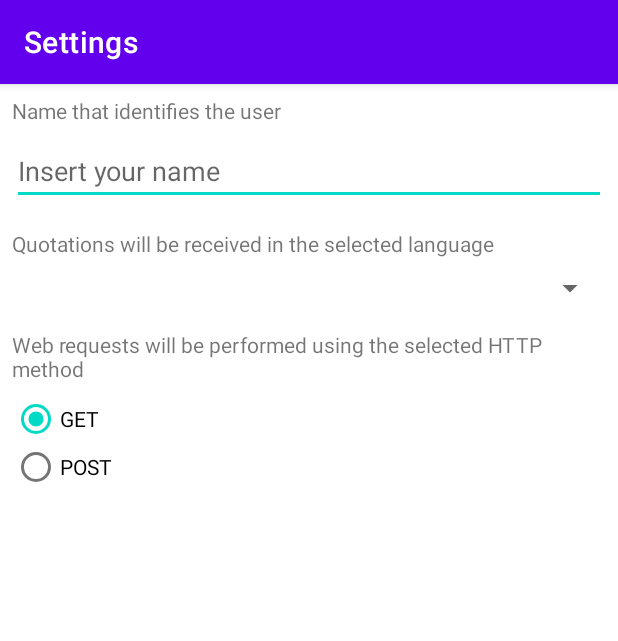
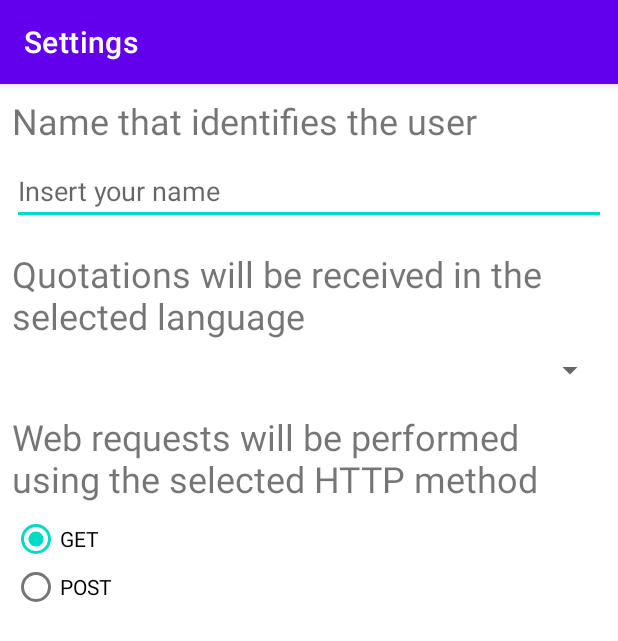
Before and after one commit to a1ex9788/MyQuotations, an Android app: the SettingsActivity screen opened directly, with no data from a screen before it, on a phone screen of 412 x 824 dp. Shown: the top 641 px of the screen. Run offline under Robolectric (Android 15) with nearby library versions, the phone set to English and light mode, and no system bars.

Commit message:
Unificación tamaños de letra.

```diff
--- a/app/src/main/res/layout/activity_about.xml
+++ b/app/src/main/res/layout/activity_about.xml
@@ -16,7 +16,7 @@
             android:layout_height="wrap_content"
             android:text="@string/about"
             android:textAlignment="center"
-            android:textSize="40sp"
+            android:textSize="@dimen/bigMessages"
             app:layout_constraintBottom_toTopOf="@+id/imageView1"
             app:layout_constraintEnd_toEndOf="parent"
             app:layout_constraintHorizontal_bias="0.593"
--- a/app/src/main/res/layout/activity_dashboard.xml
+++ b/app/src/main/res/layout/activity_dashboard.xml
@@ -15,6 +15,7 @@
         android:layout_marginEnd="8dp"
         android:layout_marginBottom="4dp"
         android:text="@string/button_getQuotations"
+        android:textSize="@dimen/dashboardButtons"
         android:onClick="onClickAnyButton"
         app:layout_constraintBottom_toTopOf="@+id/button_favouriteQuotations"
         app:layout_constraintEnd_toEndOf="parent"
@@ -30,6 +31,7 @@
         android:layout_marginEnd="8dp"
         android:layout_marginBottom="4dp"
         android:text="@string/button_favouriteQuotations"
+        android:textSize="@dimen/dashboardButtons"
         android:onClick="onClickAnyButton"
         app:layout_constraintBottom_toTopOf="@+id/button_settings"
         app:layout_constraintEnd_toEndOf="parent"
@@ -45,6 +47,7 @@
         android:layout_marginEnd="8dp"
         android:layout_marginBottom="4dp"
         android:text="@string/button_settings"
+        android:textSize="@dimen/dashboardButtons"
         android:onClick="onClickAnyButton"
         app:layout_constraintBottom_toTopOf="@+id/button_about"
         app:layout_constraintEnd_toEndOf="parent"
@@ -60,6 +63,7 @@
         android:layout_marginEnd="8dp"
         android:layout_marginBottom="8dp"
         android:text="@string/button_about"
+        android:textSize="@dimen/dashboardButtons"
         android:onClick="onClickAnyButton"
         app:layout_constraintBottom_toBottomOf="parent"
         app:layout_constraintEnd_toEndOf="parent"
--- a/app/src/main/res/layout/activity_settings.xml
+++ b/app/src/main/res/layout/activity_settings.xml
@@ -18,6 +18,7 @@
             android:layout_marginEnd="8dp"
             android:layout_marginBottom="4dp"
             android:text="@string/nameIdentification"
+            android:textSize="@dimen/labels"
             app:layout_constraintBottom_toTopOf="@+id/editText_name"
             app:layout_constraintEnd_toEndOf="parent"
             app:layout_constraintStart_toStartOf="parent"
@@ -32,13 +33,14 @@
             android:layout_marginEnd="8dp"
             android:layout_marginBottom="8dp"
             android:ems="10"
+            android:hint="@string/insertName"
+            android:importantForAutofill="no"
             android:inputType="textPersonName"
-            android:hint="@string/insertName"
+            android:textSize="@dimen/editTexts"
             app:layout_constraintBottom_toTopOf="@+id/textView_language"
             app:layout_constraintEnd_toEndOf="parent"
             app:layout_constraintStart_toStartOf="parent"
-            app:layout_constraintTop_toBottomOf="@+id/textView_name"
-            android:importantForAutofill="no" />
+            app:layout_constraintTop_toBottomOf="@+id/textView_name" />
 
         <TextView
             android:id="@+id/textView_language"
@@ -49,6 +51,7 @@
             android:layout_marginEnd="8dp"
             android:layout_marginBottom="4dp"
             android:text="@string/quotationsLanguage"
+            android:textSize="@dimen/labels"
             app:layout_constraintBottom_toTopOf="@+id/spinner_language"
             app:layout_constraintEnd_toEndOf="parent"
             app:layout_constraintStart_toStartOf="parent"
@@ -76,6 +79,7 @@
             android:layout_marginEnd="8dp"
             android:layout_marginBottom="4dp"
             android:text="@string/httpMethod"
+            android:textSize="@dimen/labels"
             app:layout_constraintBottom_toTopOf="@+id/radioGroup"
             app:layout_constraintEnd_toEndOf="parent"
             app:layout_constraintStart_toStartOf="parent"
@@ -97,13 +101,15 @@
                 android:layout_width="wrap_content"
                 android:layout_height="32dp"
                 android:checked="true"
-                android:text="@string/getHttpMethod" />
+                android:text="@string/getHttpMethod"
+                android:textSize="@dimen/ordinaryText" />
 
             <RadioButton
                 android:id="@+id/radioButton_post"
                 android:layout_width="wrap_content"
                 android:layout_height="32dp"
-                android:text="@string/postHttpMethod" />
+                android:text="@string/postHttpMethod"
+                android:textSize="@dimen/ordinaryText" />
         </RadioGroup>
 
     </androidx.constraintlayout.widget.ConstraintLayout>
--- /dev/null
+++ b/app/src/main/res/values/dimens.xml
@@ -0,0 +1,8 @@
+<?xml version="1.0" encoding="utf-8"?>
+<resources>
+    <dimen name="dashboardButtons">24sp</dimen>
+    <dimen name="labels">24sp</dimen>
+    <dimen name="ordinaryText">14sp</dimen>
+    <dimen name="editTexts">18sp</dimen>
+    <dimen name="bigMessages">40sp</dimen>
+</resources>
```
